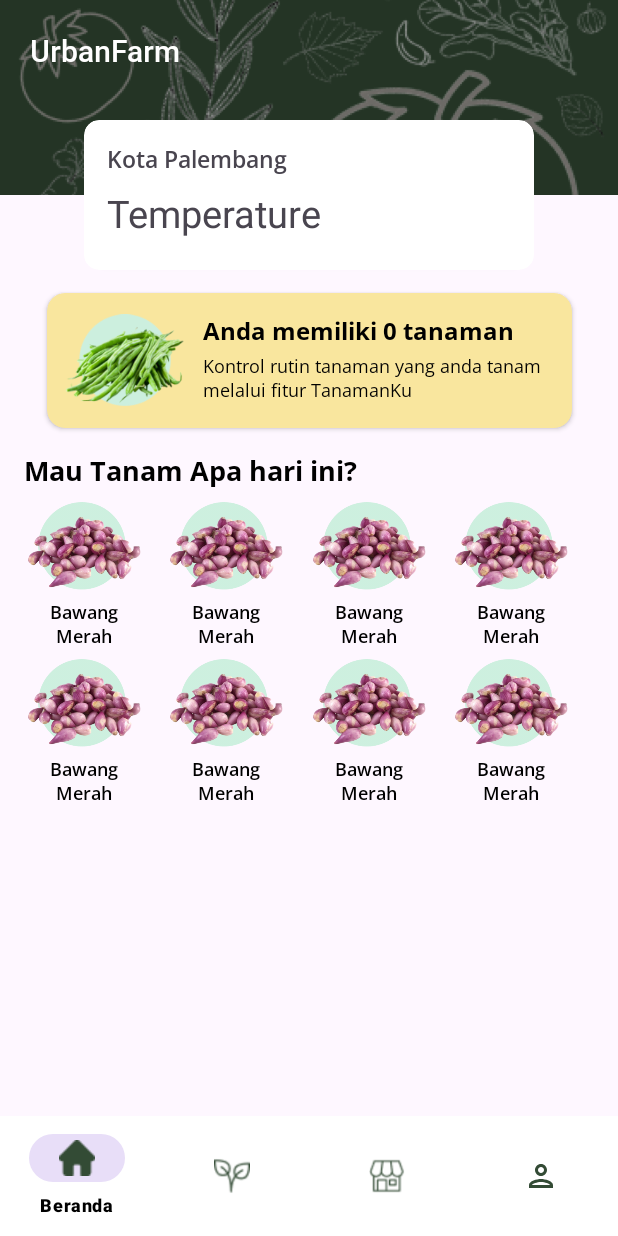
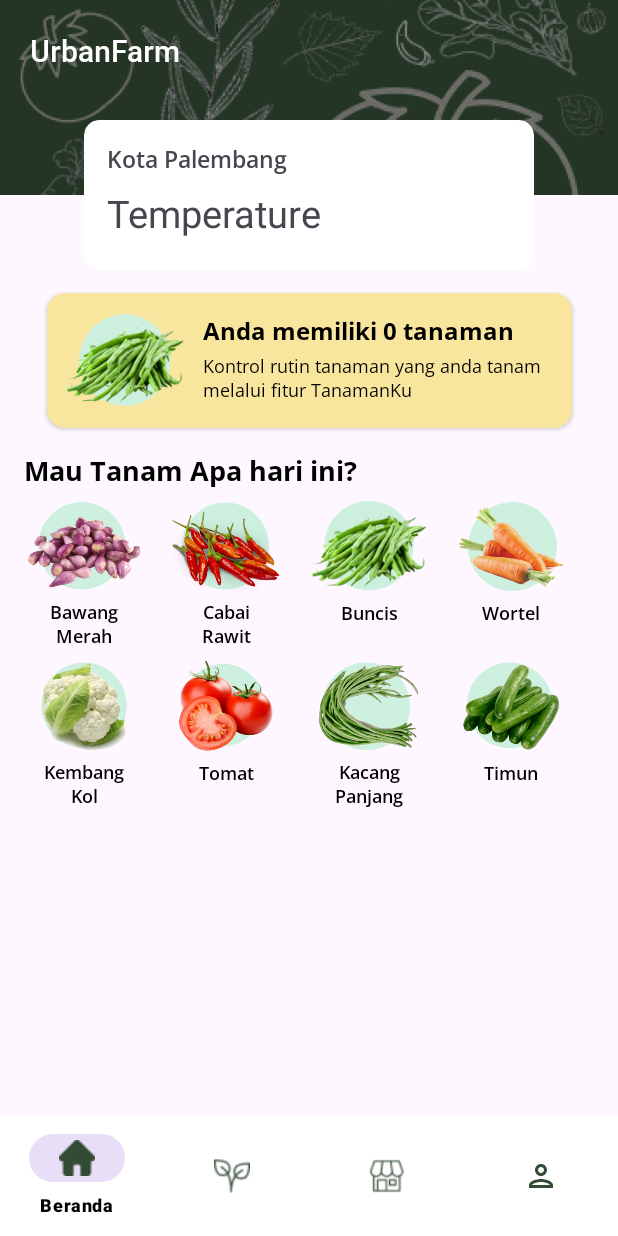
Before and after one commit to PutraGandaD/UrbanFarm-Mobile-Massive-Challenge, an Android app: the BerandaPageFragment screen opened directly, with no data from a screen before it, on a phone screen of 412 x 824 dp. Run offline under Robolectric (Android 15) with nearby library versions, the phone set to English and light mode, and no system bars.

Commit message:
Added item tanaman list to Beranda

```diff
--- a/app/src/main/java/com/putragandad/urbanfarm/fragments/berandapage/BerandaPageFragment.kt
+++ b/app/src/main/java/com/putragandad/urbanfarm/fragments/berandapage/BerandaPageFragment.kt
@@ -33,14 +33,22 @@ class BerandaPageFragment : Fragment() {
         recyclerView.layoutManager = GridLayoutManager(context,4)
 
         val itemTanamanList = ArrayList<ItemTanamanModels>()
-        itemTanamanList.add(ItemTanamanModels(R.drawable.ic_home_bawangmerah, "Bawang Merah"))
-        itemTanamanList.add(ItemTanamanModels(R.drawable.ic_home_bawangmerah, "Bawang Merah"))
-        itemTanamanList.add(ItemTanamanModels(R.drawable.ic_home_bawangmerah, "Bawang Merah"))
-        itemTanamanList.add(ItemTanamanModels(R.drawable.ic_home_bawangmerah, "Bawang Merah"))
-        itemTanamanList.add(ItemTanamanModels(R.drawable.ic_home_bawangmerah, "Bawang Merah"))
-        itemTanamanList.add(ItemTanamanModels(R.drawable.ic_home_bawangmerah, "Bawang Merah"))
-        itemTanamanList.add(ItemTanamanModels(R.drawable.ic_home_bawangmerah, "Bawang Merah"))
-        itemTanamanList.add(ItemTanamanModels(R.drawable.ic_home_bawangmerah, "Bawang Merah"))
+        itemTanamanList.add(ItemTanamanModels(R.drawable.ic_home_bawangmerah,
+            "Bawang Merah"))
+        itemTanamanList.add(ItemTanamanModels(R.drawable.ic_home_cabairawit,
+            "Cabai Rawit"))
+        itemTanamanList.add(ItemTanamanModels(R.drawable.ic_home_buncis,
+            "Buncis"))
+        itemTanamanList.add(ItemTanamanModels(R.drawable.ic_home_wortel,
+            "Wortel"))
+        itemTanamanList.add(ItemTanamanModels(R.drawable.ic_home_kembangkol,
+            "Kembang Kol"))
+        itemTanamanList.add(ItemTanamanModels(R.drawable.ic_home_tomat,
+            "Tomat"))
+        itemTanamanList.add(ItemTanamanModels(R.drawable.ic_home_kacangpanjang,
+            "Kacang Panjang"))
+        itemTanamanList.add(ItemTanamanModels(R.drawable.ic_home_timun,
+            "Timun"))
 
         val itemTanamanAdapter = ItemTanamanAdapter(itemTanamanList)
         recyclerView.adapter = itemTanamanAdapter
--- a/app/src/main/res/layout/item_tanamanlist.xml
+++ b/app/src/main/res/layout/item_tanamanlist.xml
@@ -3,7 +3,7 @@
     xmlns:app="http://schemas.android.com/apk/res-auto"
     android:layout_width="wrap_content"
     android:layout_height="wrap_content"
-    android:layout_marginBottom="6dp">
+    android:layout_marginBottom="8dp">
 
     <ImageView
         android:id="@+id/iv_icontanaman"
```
